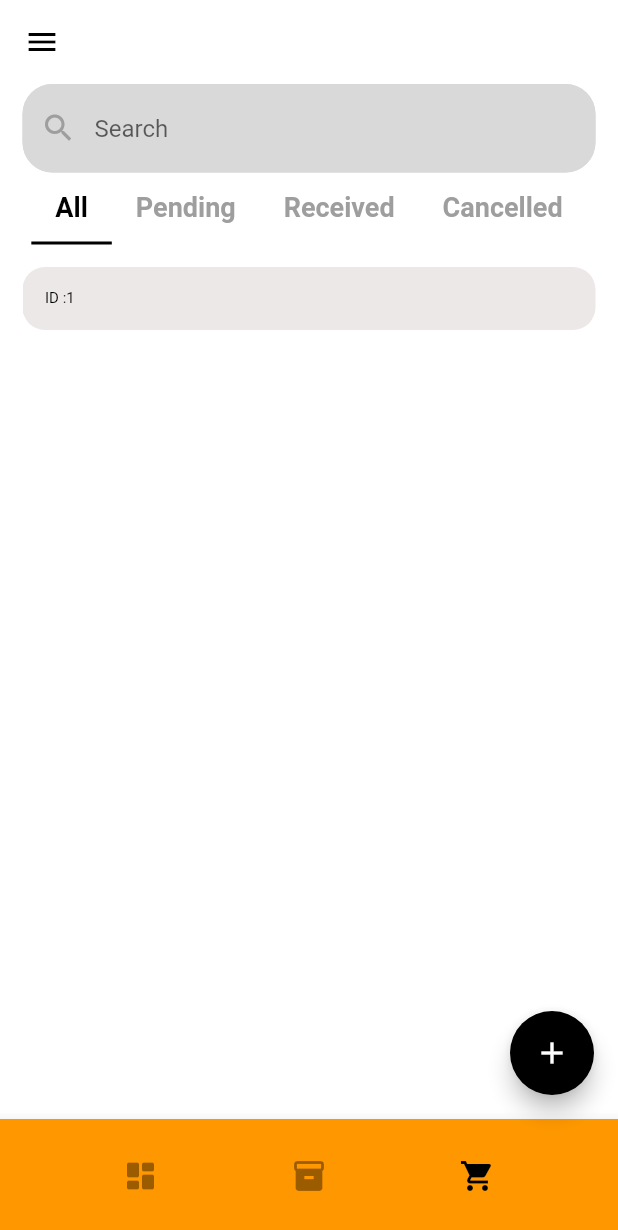
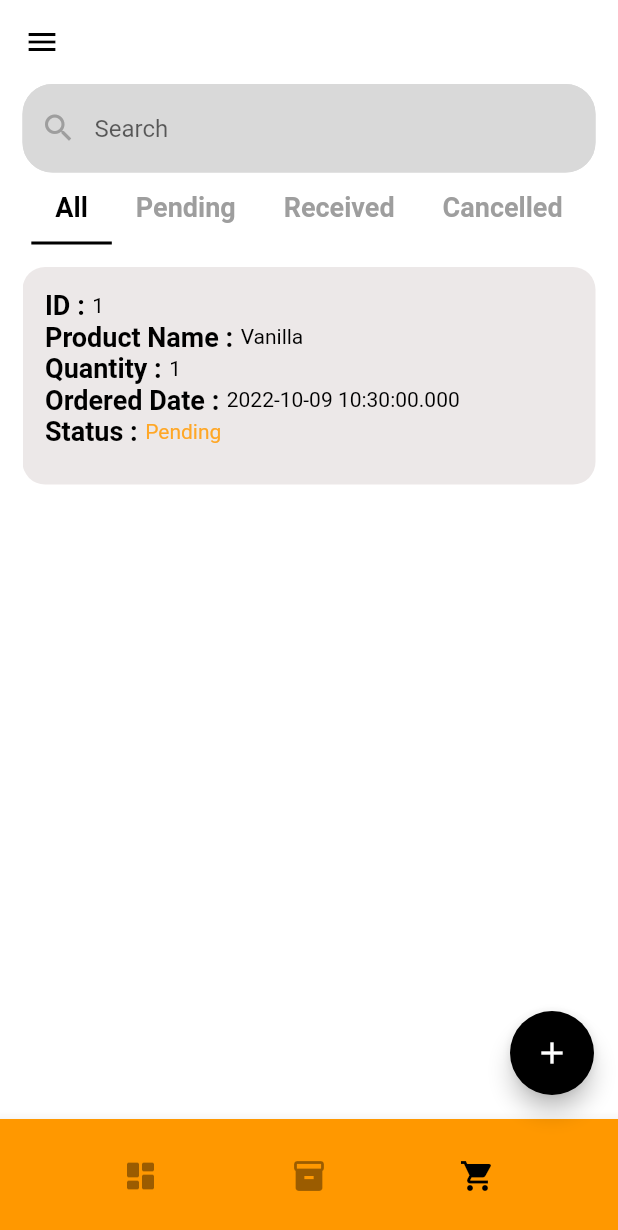
Before and after one commit to Samayel304/dcs_inventory_system, a Flutter app: the OrderScreen screen opened by its route, on a phone screen of 412 x 824 dp. Shown: the top 1230 px of the screen. Run offline on Flutter 3.47's test engine with Material 2 defaults, Android fonts, the phone set to English and light mode, and no system bars; drawn by our look-alikes of flutter_speed_dial; our stand-ins replace fluttertoast; Roboto replaces fonts that are missing (Optima).

Commit message:
Order List Added

```diff
--- /dev/null
+++ b/lib/models/order_model.dart
@@ -0,0 +1,25 @@
+import 'package:dcs_inventory_system/models/product_model.dart';
+
+class Order {
+  final String orderId;
+  final Product products;
+  final DateTime orderedDate;
+  final int quantity;
+  final String status;
+
+  Order(
+      {required this.orderId,
+      required this.products,
+      required this.orderedDate,
+      required this.quantity,
+      required this.status});
+
+  static List<Order> orders = [
+    Order(
+        orderId: "1",
+        products: Product.products.first,
+        orderedDate: DateTime.now(),
+        quantity: 1,
+        status: "Pending")
+  ];
+}
--- a/lib/utils/helper.dart
+++ b/lib/utils/helper.dart
@@ -1,3 +1,4 @@
+import 'package:flutter/material.dart';
 import 'package:intl/intl.dart';
 
 String formatCurrency(int value) {
@@ -6,3 +7,15 @@ String formatCurrency(int value) {
       .format(value);
   return format;
 }
+
+Color statusFormatColor(String status) {
+  switch (status) {
+    case "Pending":
+      return Colors.orange.shade400;
+    case "Received":
+      return Colors.green.shade300;
+    case "Cancelled":
+      return Colors.red.shade600;
+  }
+  return Colors.black;
+}
--- a/lib/views/screens/order_screen.dart
+++ b/lib/views/screens/order_screen.dart
@@ -1,7 +1,9 @@
+import 'package:dcs_inventory_system/models/order_model.dart';
+import 'package:dcs_inventory_system/utils/helper.dart';
 import 'package:dcs_inventory_system/views/widgets/bottom_navbar.dart';
 import 'package:dcs_inventory_system/views/widgets/custom_app_bar.dart';
 import 'package:dcs_inventory_system/views/widgets/custom_floating_action_button.dart';
-import 'package:dcs_inventory_system/views/widgets/textfield/custom_textfield.dart';
+import 'package:dcs_inventory_system/views/widgets/custom_textfield.dart';
 import 'package:flutter/material.dart';
 import 'package:flutter_speed_dial/flutter_speed_dial.dart';
 
@@ -105,7 +107,7 @@ class _TabBarViewChild extends StatelessWidget {
     return Padding(
       padding: const EdgeInsets.only(top: 15),
       child: ListView.builder(
-          itemCount: 1,
+          itemCount: Order.orders.length,
           itemBuilder: (context, index) => Container(
                 decoration: const BoxDecoration(
                   borderRadius: BorderRadius.all(Radius.circular(15)),
@@ -114,12 +116,56 @@ class _TabBarViewChild extends StatelessWidget {
                 padding: const EdgeInsets.all(15.0),
                 child: Column(
                   children: [
+                    _OrderDetailContainer(
+                        title: "ID", text: Order.orders[index].orderId),
+                    _OrderDetailContainer(
+                        title: "Product Name",
+                        text: Order.orders[index].products.productName),
+                    _OrderDetailContainer(
+                        title: "Quantity",
+                        text: Order.orders[index].quantity.toString()),
+                    _OrderDetailContainer(
+                        title: "Ordered Date",
+                        text: Order.orders[index].orderedDate.toString()),
+                    _OrderDetailContainer(
+                      title: "Status",
+                      text: Order.orders[index].status,
+                      color: statusFormatColor(Order.orders[index].status),
+                    ),
+                    const SizedBox(height: 10),
                     Row(
-                      children: [Text("ID :"), Text("1")],
-                    ),
+                      children: [],
+                    )
                   ],
                 ),
               )),
     );
   }
 }
+
+class _OrderDetailContainer extends StatelessWidget {
+  const _OrderDetailContainer(
+      {Key? key,
+      required this.text,
+      required this.title,
+      this.color = Colors.black})
+      : super(key: key);
+  final String text;
+  final String title;
+  final Color color;
+
+  @override
+  Widget build(BuildContext context) {
+    return Row(
+      children: [
+        Text("$title :", style: Theme.of(context).textTheme.headline3),
+        const SizedBox(
+          width: 5,
+        ),
+        Text(text,
+            style:
+                Theme.of(context).textTheme.headline6!.copyWith(color: color))
+      ],
+    );
+  }
+}
--- a/lib/views/widgets/modal_child/edit_product.dart
+++ b/lib/views/widgets/modal_child/edit_product.dart
@@ -1,6 +1,6 @@
 import 'package:dcs_inventory_system/models/product_model.dart';
 import 'package:dcs_inventory_system/view_models/inventory_view_model.dart';
-import 'package:dcs_inventory_system/views/widgets/textfield/custom_textfield.dart';
+import 'package:dcs_inventory_system/views/widgets/custom_textfield.dart';
 import 'package:flutter/material.dart';
 import 'package:fluttertoast/fluttertoast.dart';
 import 'package:provider/provider.dart';
```
Also changed, not shown: lib/views/screens/login_screen.dart (+7 -17 lines), lib/views/widgets/custom_elevated_button.dart (added, +31 -0 lines), lib/views/widgets/modal_child/add_product.dart (+5 -7 lines), lib/views/widgets/modal_child/deduct_quantity.dart (+5 -7 lines), lib/views/widgets/custom_textfield.dart (renamed from lib/views/widgets/textfield/custom_textfield.dart).
